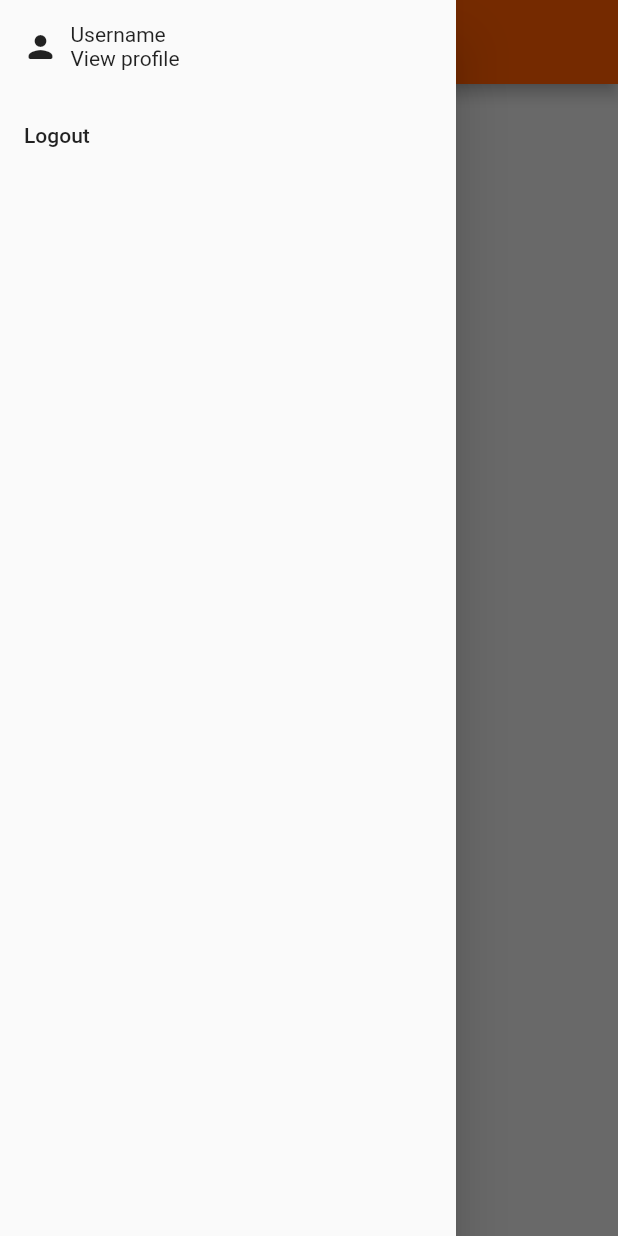
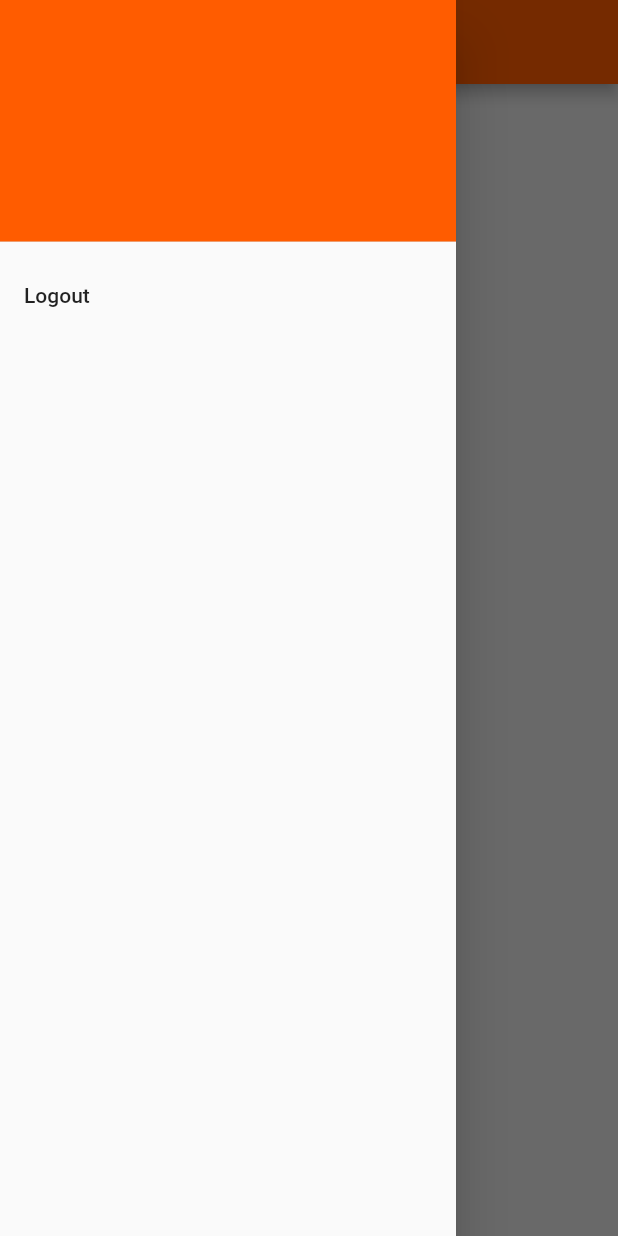
Before and after one commit to Antenor452/FireMed_GNFS, a Flutter app: the screen it shows once a user with an empty profile is signed in, with the side drawer open, on a phone screen of 412 x 824 dp. Run offline on Flutter 3.47's test engine with Material 2 defaults, Android fonts, the phone set to English and light mode, and no system bars; drawn by our look-alikes of firebase_database; our stand-ins replace cloud_firestore, firebase_auth, firebase_core, google_fonts; accounts and stored records are empty.

Commit message:
Drawer redesign

```diff
--- a/lib/pages/Dashboard.dart
+++ b/lib/pages/Dashboard.dart
@@ -89,6 +89,7 @@ class _DashboardState extends State<Dashboard> {
       child: InkWell(
         child: Card(
           elevation: 2,
+          margin: EdgeInsets.symmetric(horizontal: 12),
           child: Container(
             child: Padding(
               padding: const EdgeInsets.symmetric(vertical: 12),
--- a/lib/widgets/draweritems.dart
+++ b/lib/widgets/draweritems.dart
@@ -12,20 +12,9 @@ class DrawerItems extends StatelessWidget {
       child: Drawer(
         child: ListView(
           children: [
-            Container(
-              margin: EdgeInsets.symmetric(horizontal: 15, vertical: 15),
-              child: Row(
-                children: [
-                  Container(child: Icon(Icons.person_rounded)),
-                  SizedBox(width: 8),
-                  Column(
-                    mainAxisAlignment: MainAxisAlignment.start,
-                    crossAxisAlignment: CrossAxisAlignment.start,
-                    children: [Text('Username'), Text('View profile')],
-                  )
-                ],
-              ),
-            ),
+            DrawerHeader(
+                decoration: BoxDecoration(color: Color(0xFFFF5C00)),
+                child: Container()),
             ListTile(
               title: Text('Logout'),
               onTap: () async {
```
